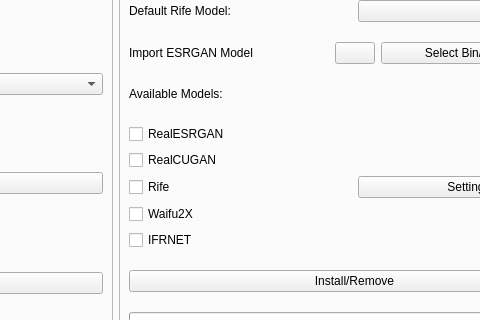
Before: the Qt Designer form mainwindow.ui in TNTwise/REAL-Video-Enhancer, drawn with Qt 5; both pictures show x 584 to 1064 and y 98 to 418 of the 1194 by 699 pixel window.
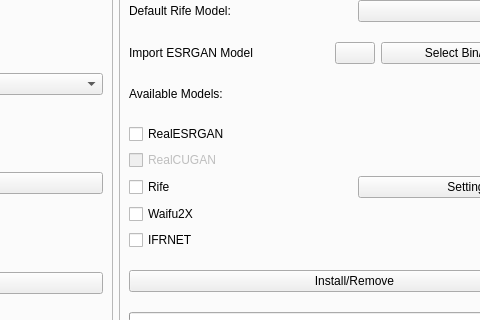
After: the same form once the commit is applied. The open tabs and pages were chosen to show the change. Icons and pictures are not drawn.

What changed in the file:
```diff
--- a/mainwindow.ui
+++ b/mainwindow.ui
@@ -1028,7 +1028,7 @@
                  <item row="3" column="0">
                   <widget class="QCheckBox" name="RealCUGANCheckBox">
                    <property name="enabled">
-                    <bool>true</bool>
+                    <bool>false</bool>
                    </property>
                    <property name="text">
                     <string>RealCUGAN</string>
```
